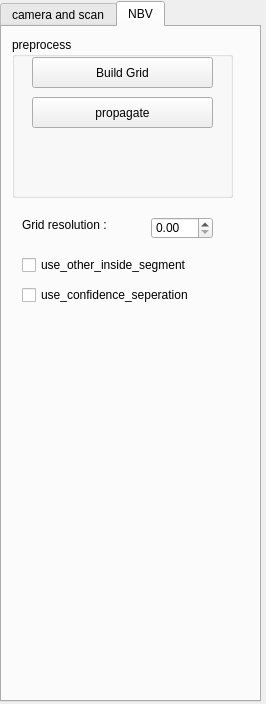
This is Point Cloud/UI/camera_para.ui in sunwaylive/quality-driven-poisson-guided-autoscanning as Qt 5 draws it before an edit. The edited form follows.
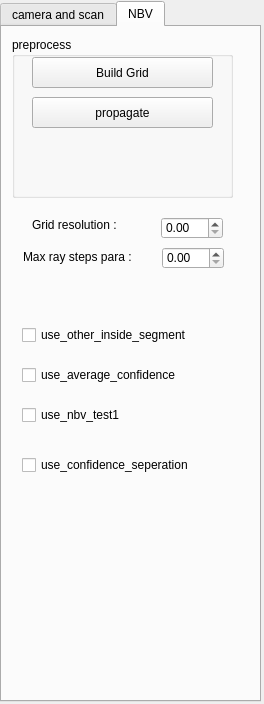
This is the edited form.

```diff
--- a/Point Cloud/UI/camera_para.ui
+++ b/Point Cloud/UI/camera_para.ui
@@ -6,7 +6,7 @@
    <rect>
     <x>0</x>
     <y>0</y>
-    <width>266</width>
+    <width>264</width>
     <height>704</height>
    </rect>
   </property>
@@ -379,7 +379,7 @@
     <widget class="QDoubleSpinBox" name="grid_resolution">
      <property name="geometry">
       <rect>
-       <x>149</x>
+       <x>159</x>
        <y>190</y>
        <width>62</width>
        <height>22</height>
@@ -401,7 +401,7 @@
     <widget class="QLabel" name="label_7">
      <property name="geometry">
       <rect>
-       <x>20</x>
+       <x>30</x>
        <y>190</y>
        <width>111</width>
        <height>16</height>
@@ -415,7 +415,7 @@
      <property name="geometry">
       <rect>
        <x>20</x>
-       <y>230</y>
+       <y>300</y>
        <width>201</width>
        <height>16</height>
       </rect>
@@ -428,7 +428,7 @@
      <property name="geometry">
       <rect>
        <x>20</x>
-       <y>260</y>
+       <y>430</y>
        <width>201</width>
        <height>16</height>
       </rect>
@@ -437,6 +437,67 @@
       <string>use_confidence_seperation</string>
      </property>
     </widget>
+    <widget class="QDoubleSpinBox" name="max_ray_steps">
+     <property name="geometry">
+      <rect>
+       <x>160</x>
+       <y>220</y>
+       <width>62</width>
+       <height>22</height>
+      </rect>
+     </property>
+     <property name="decimals">
+      <number>2</number>
+     </property>
+     <property name="maximum">
+      <double>1000.000000000000000</double>
+     </property>
+     <property name="singleStep">
+      <double>1.000000000000000</double>
+     </property>
+     <property name="value">
+      <double>0.000000000000000</double>
+     </property>
+    </widget>
+    <widget class="QLabel" name="label_8">
+     <property name="geometry">
+      <rect>
+       <x>21</x>
+       <y>220</y>
+       <width>121</width>
+       <height>20</height>
+      </rect>
+     </property>
+     <property name="text">
+      <string>Max ray steps para :</string>
+     </property>
+    </widget>
+    <widget class="QCheckBox" name="use_average_confidence">
+     <property name="geometry">
+      <rect>
+       <x>20</x>
+       <y>340</y>
+       <width>201</width>
+       <height>16</height>
+      </rect>
+     </property>
+     <property name="text">
+      <string>use_average_confidence</string>
+     </property>
+    </widget>
+    <widget class="QCheckBox" name="use_nbv_test1">
+     <property name="geometry">
+      <rect>
+       <x>20</x>
+       <y>380</y>
+       <width>201</width>
+       <height>16</height>
+      </rect>
+     </property>
+     <property name="text">
+      <string>use_nbv_test1</string>
+     </property>
+    </widget>
    </widget>
   </widget>
  </widget>
```
